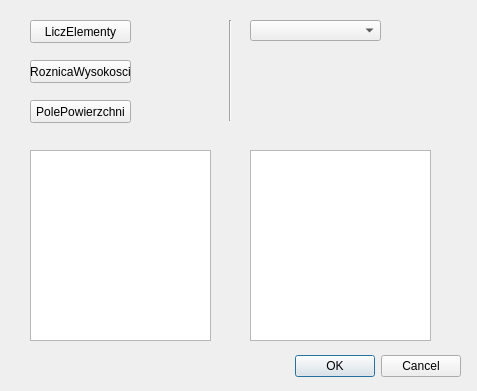
First picture: the form in proj_2/proj_2_dialog_base.ui, repository jj03141/wtyczka-qgis, before the edit.
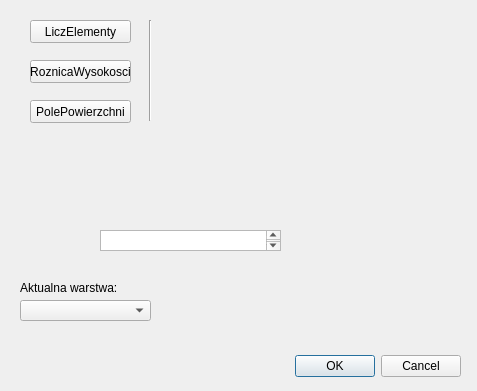
Second picture: the form after the edit. Custom widgets are drawn as their Qt base class.

Commit message: dodanie funkcji obliczajacej pole powierzchni dla wybranych punktow

```diff
--- a/proj_2/proj_2_dialog_base.ui
+++ b/proj_2/proj_2_dialog_base.ui
@@ -99,7 +99,7 @@
     <rect>
      <x>160</x>
      <y>100</y>
-     <width>41</width>
+     <width>241</width>
      <height>21</height>
     </rect>
    </property>
@@ -110,7 +110,7 @@
   <widget class="Line" name="line">
    <property name="geometry">
     <rect>
-     <x>220</x>
+     <x>140</x>
      <y>20</y>
      <width>20</width>
      <height>101</height>
@@ -123,31 +123,47 @@
   <widget class="QgsMapLayerComboBox" name="mMapLayerComboBox_layers">
    <property name="geometry">
     <rect>
-     <x>250</x>
-     <y>20</y>
+     <x>20</x>
+     <y>300</y>
      <width>131</width>
      <height>21</height>
     </rect>
    </property>
   </widget>
-  <widget class="QTextEdit" name="textEdit_xy">
+  <widget class="QTextEdit" name="textEdit_pole">
+   <property name="geometry">
+    <rect>
+     <x>100</x>
+     <y>230</y>
+     <width>181</width>
+     <height>21</height>
+    </rect>
+   </property>
+  </widget>
+  <widget class="QLabel" name="label">
+   <property name="geometry">
+    <rect>
+     <x>20</x>
+     <y>280</y>
+     <width>131</width>
+     <height>16</height>
+    </rect>
+   </property>
+   <property name="text">
+    <string>Aktualna warstwa:</string>
+   </property>
+  </widget>
+  <widget class="QLabel" name="label_error">
    <property name="geometry">
     <rect>
      <x>30</x>
-     <y>150</y>
-     <width>181</width>
-     <height>191</height>
+     <y>140</y>
+     <width>191</width>
+     <height>41</height>
     </rect>
    </property>
-  </widget>
-  <widget class="QTextEdit" name="textEdit_d">
-   <property name="geometry">
-    <rect>
-     <x>250</x>
-     <y>150</y>
-     <width>181</width>
-     <height>191</height>
-    </rect>
+   <property name="text">
+    <string/>
    </property>
   </widget>
  </widget>
```
The commit also changes 3 other files.
